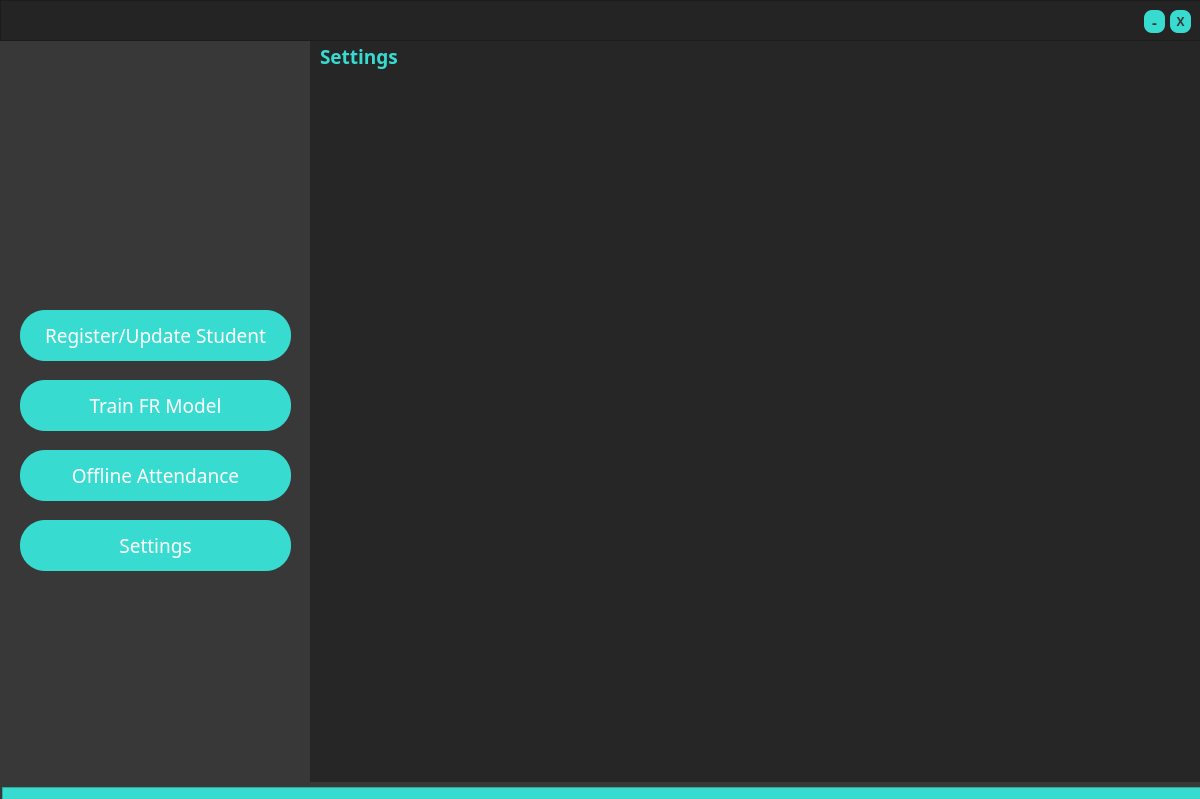
Old version of the form gui/interfaces/AdminDashboard.ui in the repository dev-otaher/Saqer.
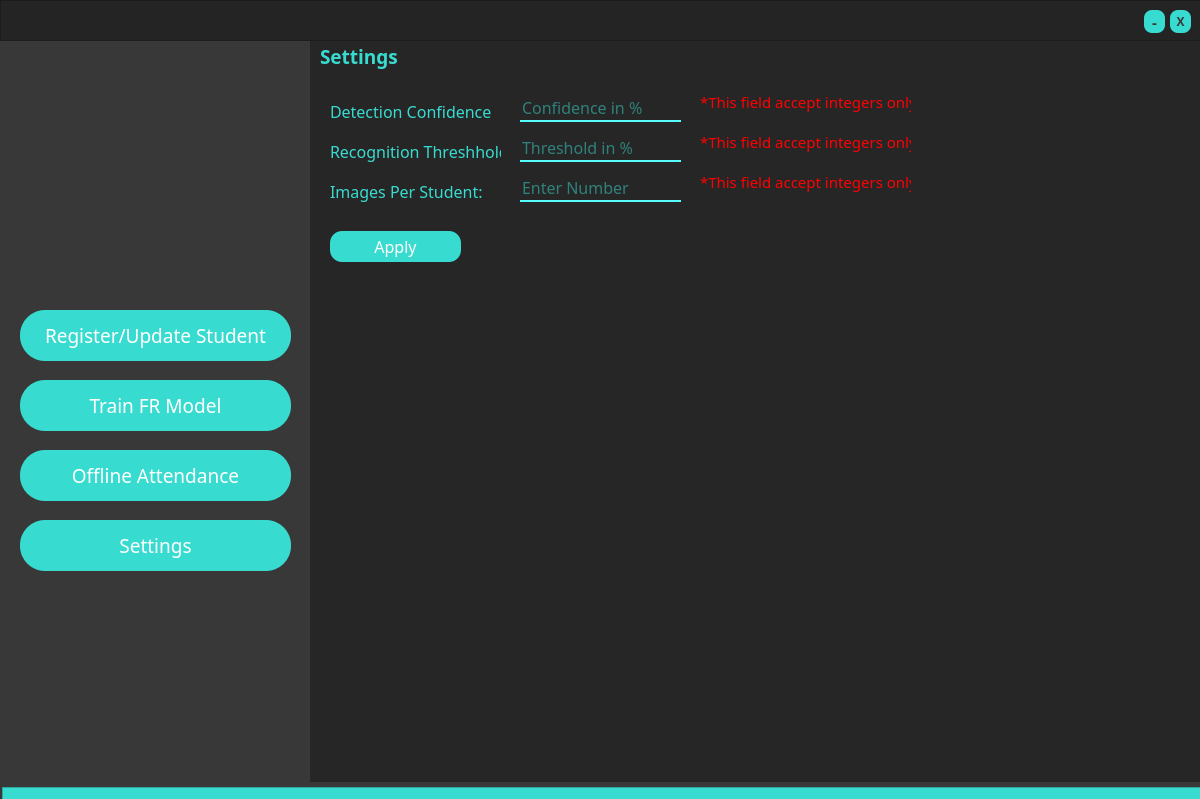
New version of the form. The open tabs and pages were chosen to show the change. Icons and pictures are not drawn.

The edit to the form file:
```diff
--- a/gui/interfaces/AdminDashboard.ui
+++ b/gui/interfaces/AdminDashboard.ui
@@ -1438,6 +1438,288 @@
        <string>Settings</string>
       </property>
      </widget>
+     <widget class="QLabel" name="label_7">
+      <property name="geometry">
+       <rect>
+        <x>20</x>
+        <y>100</y>
+        <width>171</width>
+        <height>21</height>
+       </rect>
+      </property>
+      <property name="font">
+       <font>
+        <family>RB</family>
+        <pointsize>12</pointsize>
+       </font>
+      </property>
+      <property name="styleSheet">
+       <string notr="true">color: #38DBD0;</string>
+      </property>
+      <property name="text">
+       <string>Recognition Threshhold:</string>
+      </property>
+     </widget>
+     <widget class="QLabel" name="i_threshold_note">
+      <property name="geometry">
+       <rect>
+        <x>390</x>
+        <y>90</y>
+        <width>211</width>
+        <height>21</height>
+       </rect>
+      </property>
+      <property name="font">
+       <font>
+        <family>RB</family>
+        <pointsize>11</pointsize>
+       </font>
+      </property>
+      <property name="styleSheet">
+       <string notr="true">color:#ff0000</string>
+      </property>
+      <property name="text">
+       <string>*This field accept integers only</string>
+      </property>
+     </widget>
+     <widget class="QLabel" name="label_6">
+      <property name="geometry">
+       <rect>
+        <x>20</x>
+        <y>60</y>
+        <width>161</width>
+        <height>21</height>
+       </rect>
+      </property>
+      <property name="font">
+       <font>
+        <family>RB</family>
+        <pointsize>12</pointsize>
+       </font>
+      </property>
+      <property name="styleSheet">
+       <string notr="true">color: #38DBD0;</string>
+      </property>
+      <property name="text">
+       <string>Detection Confidence:</string>
+      </property>
+     </widget>
+     <widget class="QLabel" name="i_confidence_note">
+      <property name="geometry">
+       <rect>
+        <x>390</x>
+        <y>50</y>
+        <width>211</width>
+        <height>21</height>
+       </rect>
+      </property>
+      <property name="font">
+       <font>
+        <family>RB</family>
+        <pointsize>11</pointsize>
+       </font>
+      </property>
+      <property name="styleSheet">
+       <string notr="true">color:#ff0000</string>
+      </property>
+      <property name="text">
+       <string>*This field accept integers only</string>
+      </property>
+     </widget>
+     <widget class="QLineEdit" name="i_confidence">
+      <property name="geometry">
+       <rect>
+        <x>210</x>
+        <y>50</y>
+        <width>161</width>
+        <height>31</height>
+       </rect>
+      </property>
+      <property name="font">
+       <font>
+        <family>RB</family>
+        <pointsize>12</pointsize>
+       </font>
+      </property>
+      <property name="styleSheet">
+       <string notr="true">color: #38DBD0;
+border: none;
+border-bottom: 2px solid rgb(85, 255, 255);
+</string>
+      </property>
+      <property name="text">
+       <string/>
+      </property>
+      <property name="alignment">
+       <set>Qt::AlignBottom|Qt::AlignLeading|Qt::AlignLeft</set>
+      </property>
+      <property name="placeholderText">
+       <string>Confidence in %</string>
+      </property>
+     </widget>
+     <widget class="QLineEdit" name="i_images_per">
+      <property name="geometry">
+       <rect>
+        <x>210</x>
+        <y>130</y>
+        <width>161</width>
+        <height>31</height>
+       </rect>
+      </property>
+      <property name="font">
+       <font>
+        <family>RB</family>
+        <pointsize>12</pointsize>
+       </font>
+      </property>
+      <property name="styleSheet">
+       <string notr="true">color: #38DBD0;
+border: none;
+border-bottom: 2px solid rgb(85, 255, 255);
+</string>
+      </property>
+      <property name="text">
+       <string/>
+      </property>
+      <property name="alignment">
+       <set>Qt::AlignBottom|Qt::AlignLeading|Qt::AlignLeft</set>
+      </property>
+      <property name="placeholderText">
+       <string>Enter Number</string>
+      </property>
+     </widget>
+     <widget class="QPushButton" name="i_apply">
+      <property name="geometry">
+       <rect>
+        <x>20</x>
+        <y>190</y>
+        <width>131</width>
+        <height>31</height>
+       </rect>
+      </property>
+      <property name="font">
+       <font>
+        <family>RB</family>
+        <pointsize>12</pointsize>
+       </font>
+      </property>
+      <property name="cursor">
+       <cursorShape>PointingHandCursor</cursorShape>
+      </property>
+      <property name="styleSheet">
+       <string notr="true">QPushButton {
+	border-radius: 12px;
+	background-color: #38DBD0;
+	color:rgb(255, 255, 255);
+
+}
+
+QPushButton:hover {
+	background-color: #23b2a8;
+	color: rgb(255, 255, 255);
+}
+
+QPushButton:pressed {
+	background-color: #38DBD0;
+}</string>
+      </property>
+      <property name="text">
+       <string>Apply</string>
+      </property>
+      <property name="iconSize">
+       <size>
+        <width>30</width>
+        <height>30</height>
+       </size>
+      </property>
+      <property name="checkable">
+       <bool>false</bool>
+      </property>
+      <property name="autoDefault">
+       <bool>true</bool>
+      </property>
+      <property name="default">
+       <bool>false</bool>
+      </property>
+      <property name="flat">
+       <bool>false</bool>
+      </property>
+     </widget>
+     <widget class="QLineEdit" name="i_threshold">
+      <property name="geometry">
+       <rect>
+        <x>210</x>
+        <y>90</y>
+        <width>161</width>
+        <height>31</height>
+       </rect>
+      </property>
+      <property name="font">
+       <font>
+        <family>RB</family>
+        <pointsize>12</pointsize>
+       </font>
+      </property>
+      <property name="styleSheet">
+       <string notr="true">color: #38DBD0;
+border: none;
+border-bottom: 2px solid rgb(85, 255, 255);
+</string>
+      </property>
+      <property name="text">
+       <string/>
+      </property>
+      <property name="alignment">
+       <set>Qt::AlignBottom|Qt::AlignLeading|Qt::AlignLeft</set>
+      </property>
+      <property name="placeholderText">
+       <string>Threshold in %</string>
+      </property>
+     </widget>
+     <widget class="QLabel" name="i_images_note">
+      <property name="geometry">
+       <rect>
+        <x>390</x>
+        <y>130</y>
+        <width>211</width>
+        <height>21</height>
+       </rect>
+      </property>
+      <property name="font">
+       <font>
+        <family>RB</family>
+        <pointsize>11</pointsize>
+       </font>
+      </property>
+      <property name="styleSheet">
+       <string notr="true">color:#ff0000</string>
+      </property>
+      <property name="text">
+       <string>*This field accept integers only</string>
+      </property>
+     </widget>
+     <widget class="QLabel" name="label_8">
+      <property name="geometry">
+       <rect>
+        <x>20</x>
+        <y>140</y>
+        <width>171</width>
+        <height>21</height>
+       </rect>
+      </property>
+      <property name="font">
+       <font>
+        <family>RB</family>
+        <pointsize>12</pointsize>
+       </font>
+      </property>
+      <property name="styleSheet">
+       <string notr="true">color: #38DBD0;</string>
+      </property>
+      <property name="text">
+       <string>Images Per Student:</string>
+      </property>
+     </widget>
     </widget>
    </widget>
   </widget>
```
Left out of the diff: 286 changed lines with no effect on the pictures.
